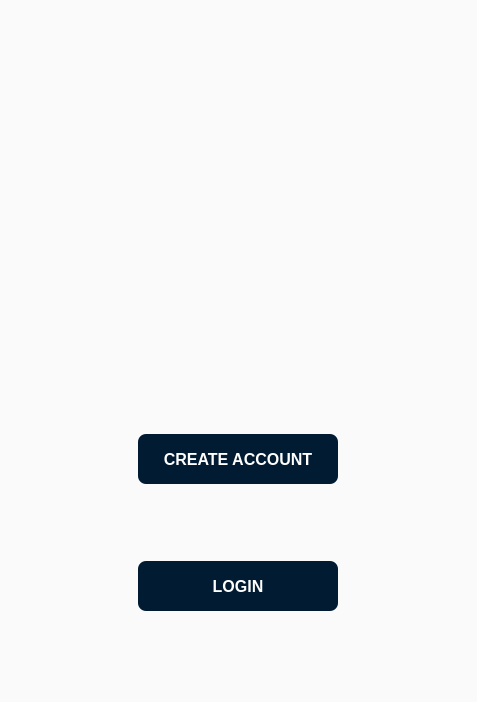
The window that ui/main.ui (t4rcisio/SecureChat) describes before a commit, drawn with Qt 5.
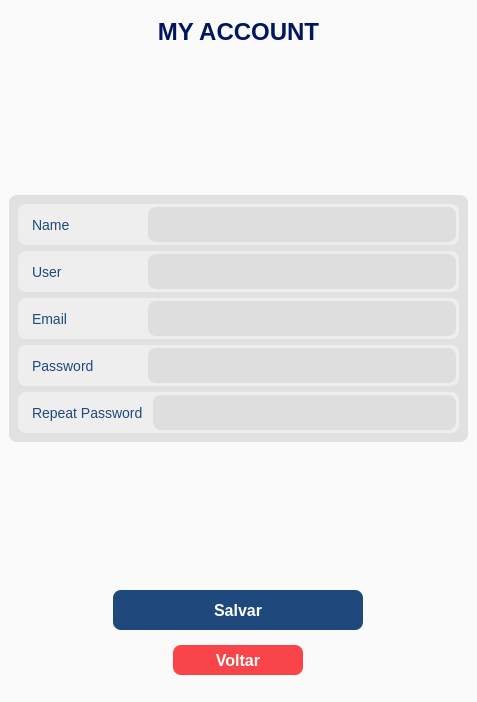
The same window after the commit. The open tabs and pages were chosen to show the change. Icons and pictures are not drawn.

What changed in the file:
```diff
--- a/ui/main.ui
+++ b/ui/main.ui
@@ -1307,6 +1307,471 @@
        </item>
       </layout>
      </widget>
+     <widget class="QWidget" name="page">
+      <layout class="QVBoxLayout" name="verticalLayout_17">
+       <item>
+        <widget class="QWidget" name="widget_33" native="true">
+         <layout class="QHBoxLayout" name="horizontalLayout_18">
+          <item>
+           <widget class="QLabel" name="label_7">
+            <property name="text">
+             <string>&lt;!DOCTYPE HTML PUBLIC &quot;-//W3C//DTD HTML 4.0//EN&quot; &quot;http://www.w3.org/TR/REC-html40/strict.dtd&quot;&gt;
+&lt;html&gt;&lt;head&gt;&lt;meta name=&quot;qrichtext&quot; content=&quot;1&quot; /&gt;&lt;style type=&quot;text/css&quot;&gt;
+p, li { white-space: pre-wrap; }
+&lt;/style&gt;&lt;/head&gt;&lt;body style=&quot; font-family:'MS Shell Dlg 2'; font-size:8pt; font-weight:400; font-style:normal;&quot;&gt;
+&lt;p align=&quot;center&quot; style=&quot; margin-top:12px; margin-bottom:12px; margin-left:0px; margin-right:0px; -qt-block-indent:0; text-indent:0px;&quot;&gt;&lt;span style=&quot; font-size:18pt; font-weight:600; color:#00165e;&quot;&gt;MY ACCOUNT&lt;/span&gt;&lt;/p&gt;&lt;/body&gt;&lt;/html&gt;</string>
+            </property>
+           </widget>
+          </item>
+         </layout>
+        </widget>
+       </item>
+       <item>
+        <widget class="QWidget" name="widget_34" native="true">
+         <property name="sizePolicy">
+          <sizepolicy hsizetype="Preferred" vsizetype="MinimumExpanding">
+           <horstretch>0</horstretch>
+           <verstretch>0</verstretch>
+          </sizepolicy>
+         </property>
+         <layout class="QVBoxLayout" name="verticalLayout_18">
+          <item>
+           <widget class="QPushButton" name="pushButton_4">
+            <property name="text">
+             <string/>
+            </property>
+            <property name="icon">
+             <iconset>
+              <normaloff>../sources/profile-circle-svgrepo-com.png</normaloff>../sources/profile-circle-svgrepo-com.png</iconset>
+            </property>
+            <property name="iconSize">
+             <size>
+              <width>100</width>
+              <height>100</height>
+             </size>
+            </property>
+           </widget>
+          </item>
+         </layout>
+        </widget>
+       </item>
+       <item>
+        <widget class="QWidget" name="widget_35" native="true">
+         <property name="styleSheet">
+          <string notr="true">background-color: rgb(225, 225, 226)</string>
+         </property>
+         <layout class="QVBoxLayout" name="verticalLayout_16">
+          <item>
+           <widget class="QWidget" name="widget_36" native="true">
+            <property name="minimumSize">
+             <size>
+              <width>0</width>
+              <height>41</height>
+             </size>
+            </property>
+            <property name="styleSheet">
+             <string notr="true">background-color: rgb(238, 238, 239);
+border-radius:8px;
+font-size:14px;
+padding-left:8px;
+color:rgb(31, 73, 125)</string>
+            </property>
+            <layout class="QHBoxLayout" name="horizontalLayout_19">
+             <property name="leftMargin">
+              <number>3</number>
+             </property>
+             <property name="topMargin">
+              <number>3</number>
+             </property>
+             <property name="rightMargin">
+              <number>3</number>
+             </property>
+             <property name="bottomMargin">
+              <number>3</number>
+             </property>
+             <item>
+              <widget class="QLabel" name="label_9">
+               <property name="minimumSize">
+                <size>
+                 <width>121</width>
+                 <height>0</height>
+                </size>
+               </property>
+               <property name="text">
+                <string>Name</string>
+               </property>
+              </widget>
+             </item>
+             <item>
+              <widget class="QLineEdit" name="name_2">
+               <property name="minimumSize">
+                <size>
+                 <width>220</width>
+                 <height>35</height>
+                </size>
+               </property>
+               <property name="styleSheet">
+                <string notr="true">background-color: rgb(222, 222, 223);
+border-radius:8px;
+font-size:14px;
+padding-left:8px;
+color:rgb(31, 73, 125)</string>
+               </property>
+               <property name="placeholderText">
+                <string/>
+               </property>
+              </widget>
+             </item>
+            </layout>
+           </widget>
+          </item>
+          <item>
+           <widget class="QWidget" name="widget_37" native="true">
+            <property name="minimumSize">
+             <size>
+              <width>0</width>
+              <height>41</height>
+             </size>
+            </property>
+            <property name="styleSheet">
+             <string notr="true">background-color: rgb(238, 238, 239);
+border-radius:8px;
+font-size:14px;
+padding-left:8px;
+color:rgb(31, 73, 125)</string>
+            </property>
+            <layout class="QHBoxLayout" name="horizontalLayout_20">
+             <property name="leftMargin">
+              <number>3</number>
+             </property>
+             <property name="topMargin">
+              <number>3</number>
+             </property>
+             <property name="rightMargin">
+              <number>3</number>
+             </property>
+             <property name="bottomMargin">
+              <number>3</number>
+             </property>
+             <item>
+              <widget class="QLabel" name="label_14">
+               <property name="minimumSize">
+                <size>
+                 <width>121</width>
+                 <height>0</height>
+                </size>
+               </property>
+               <property name="text">
+                <string>User</string>
+               </property>
+              </widget>
+             </item>
+             <item>
+              <widget class="QLineEdit" name="user_3">
+               <property name="minimumSize">
+                <size>
+                 <width>220</width>
+                 <height>35</height>
+                </size>
+               </property>
+               <property name="styleSheet">
+                <string notr="true">background-color: rgb(222, 222, 223);
+border-radius:8px;
+font-size:14px;
+padding-left:8px;
+color:rgb(31, 73, 125)</string>
+               </property>
+               <property name="placeholderText">
+                <string/>
+               </property>
+              </widget>
+             </item>
+            </layout>
+           </widget>
+          </item>
+          <item>
+           <widget class="QWidget" name="widget_38" native="true">
+            <property name="minimumSize">
+             <size>
+              <width>0</width>
+              <height>41</height>
+             </size>
+            </property>
+            <property name="styleSheet">
+             <string notr="true">background-color: rgb(238, 238, 239);
+border-radius:8px;
+font-size:14px;
+padding-left:8px;
+color:rgb(31, 73, 125)</string>
+            </property>
+            <layout class="QHBoxLayout" name="horizontalLayout_21">
+             <property name="leftMargin">
+              <number>3</number>
+             </property>
+             <property name="topMargin">
+              <number>3</number>
+             </property>
+             <property name="rightMargin">
+              <number>3</number>
+             </property>
+             <property name="bottomMargin">
+              <number>3</number>
+             </property>
+             <item>
+              <widget class="QLabel" name="label_15">
+               <property name="minimumSize">
+                <size>
+                 <width>121</width>
+                 <height>0</height>
+                </size>
+               </property>
+               <property name="text">
+                <string>Email</string>
+               </property>
+              </widget>
+             </item>
+             <item>
+              <widget class="QLineEdit" name="email_2">
+               <property name="minimumSize">
+                <size>
+                 <width>220</width>
+                 <height>35</height>
+                </size>
+               </property>
+               <property name="styleSheet">
+                <string notr="true">background-color: rgb(222, 222, 223);
+border-radius:8px;
+font-size:14px;
+padding-left:8px;
+color:rgb(31, 73, 125)</string>
+               </property>
+               <property name="placeholderText">
+                <string/>
+               </property>
+              </widget>
+             </item>
+            </layout>
+           </widget>
+          </item>
+          <item>
+           <widget class="QWidget" name="widget_39" native="true">
+            <property name="minimumSize">
+             <size>
+              <width>0</width>
+              <height>41</height>
+             </size>
+            </property>
+            <property name="styleSheet">
+             <string notr="true">background-color: rgb(238, 238, 239);
+border-radius:8px;
+font-size:14px;
+padding-left:8px;
+color:rgb(31, 73, 125)</string>
+            </property>
+            <layout class="QHBoxLayout" name="horizontalLayout_22">
+             <property name="leftMargin">
+              <number>3</number>
+             </property>
+             <property name="topMargin">
+              <number>3</number>
+             </property>
+             <property name="rightMargin">
+              <number>3</number>
+             </property>
+             <property name="bottomMargin">
+              <number>3</number>
+             </property>
+             <item>
+              <widget class="QLabel" name="label_16">
+               <property name="minimumSize">
+                <size>
+                 <width>121</width>
+                 <height>0</height>
+                </size>
+               </property>
+               <property name="text">
+                <string>Password</string>
+               </property>
+              </widget>
+             </item>
+             <item>
+              <widget class="QLineEdit" name="password_4">
+               <property name="minimumSize">
+                <size>
+                 <width>220</width>
+                 <height>35</height>
+                </size>
+               </property>
+               <property name="styleSheet">
+                <string notr="true">background-color: rgb(222, 222, 223);
+border-radius:8px;
+font-size:14px;
+padding-left:8px;
+color:rgb(31, 73, 125)</string>
+               </property>
+               <property name="placeholderText">
+                <string/>
+               </property>
+              </widget>
+             </item>
+            </layout>
+           </widget>
+          </item>
+          <item>
+           <widget class="QWidget" name="widget_40" native="true">
+            <property name="minimumSize">
+             <size>
+              <width>0</width>
+              <height>41</height>
+             </size>
+            </property>
+            <property name="styleSheet">
+             <string notr="true">background-color: rgb(238, 238, 239);
+border-radius:8px;
+font-size:14px;
+padding-left:8px;
+color:rgb(31, 73, 125)</string>
+            </property>
+            <layout class="QHBoxLayout" name="horizontalLayout_23">
+             <property name="leftMargin">
+              <number>3</number>
+             </property>
+             <property name="topMargin">
+              <number>3</number>
+             </property>
+             <property name="rightMargin">
+              <number>3</number>
+             </property>
+             <property name="bottomMargin">
+              <number>3</number>
+             </property>
+             <item>
+              <widget class="QLabel" name="label_17">
+               <property name="minimumSize">
+                <size>
+                 <width>101</width>
+                 <height>0</height>
+                </size>
+               </property>
+               <property name="text">
+                <string>Repeat Password</string>
+               </property>
+              </widget>
+             </item>
+             <item>
+              <widget class="QLineEdit" name="password_5">
+               <property name="minimumSize">
+                <size>
+                 <width>220</width>
+                 <height>35</height>
+                </size>
+               </property>
+               <property name="styleSheet">
+                <string notr="true">background-color: rgb(222, 222, 223);
+border-radius:8px;
+font-size:14px;
+padding-left:8px;
+color:rgb(31, 73, 125)</string>
+               </property>
+               <property name="placeholderText">
+                <string/>
+               </property>
+              </widget>
+             </item>
+            </layout>
+           </widget>
+          </item>
+         </layout>
+        </widget>
+       </item>
+       <item>
+        <widget class="QWidget" name="widget_41" native="true">
+         <property name="sizePolicy">
+          <sizepolicy hsizetype="Preferred" vsizetype="MinimumExpanding">
+           <horstretch>0</horstretch>
+           <verstretch>0</verstretch>
+          </sizepolicy>
+         </property>
+        </widget>
+       </item>
+       <item alignment="Qt::AlignHCenter">
+        <widget class="QWidget" name="widget_31" native="true">
+         <layout class="QVBoxLayout" name="verticalLayout_15">
+          <item>
+           <widget class="QPushButton" name="save_2">
+            <property name="minimumSize">
+             <size>
+              <width>250</width>
+              <height>40</height>
+             </size>
+            </property>
+            <property name="maximumSize">
+             <size>
+              <width>250</width>
+              <height>40</height>
+             </size>
+            </property>
+            <property name="styleSheet">
+             <string notr="true">QPushButton {
+    background-color: rgb(31, 73, 125);
+    border-radius: 8px;
+    color: rgb(255, 255, 255);
+    font-size: 16px;      /* tamanho da fonte */
+    font-weight: bold;    /* deixa a fonte mais grossa */
+}
+QPushButton:hover {
+    background-color: rgb(18, 115, 176);
+}
+</string>
+            </property>
+            <property name="text">
+             <string>Salvar</string>
+            </property>
+           </widget>
+          </item>
+          <item>
+           <widget class="QWidget" name="widget_32" native="true">
+            <layout class="QHBoxLayout" name="horizontalLayout_17">
+             <item>
+              <widget class="QPushButton" name="back_4">
+               <property name="minimumSize">
+                <size>
+                 <width>100</width>
+                 <height>30</height>
+                </size>
+               </property>
+               <property name="maximumSize">
+                <size>
+                 <width>130</width>
+                 <height>16777215</height>
+                </size>
+               </property>
+               <property name="styleSheet">
+                <string notr="true">QPushButton {
+    background-color: rgb(249, 68, 73);
+    border-radius: 8px;
+    color: rgb(255, 255, 255);
+    font-size: 16px;      /* tamanho da fonte */
+    font-weight: bold;    /* deixa a fonte mais grossa */
+}
+QPushButton:hover {
+    background-color:rgb(175, 47, 51);
+}
+</string>
+               </property>
+               <property name="text">
+                <string>Voltar</string>
+               </property>
+              </widget>
+             </item>
+            </layout>
+           </widget>
+          </item>
+         </layout>
+        </widget>
+       </item>
+      </layout>
+     </widget>
     </widget>
    </item>
   </layout>
```
Left out of the diff: 37 changed lines with no effect on the pictures.
